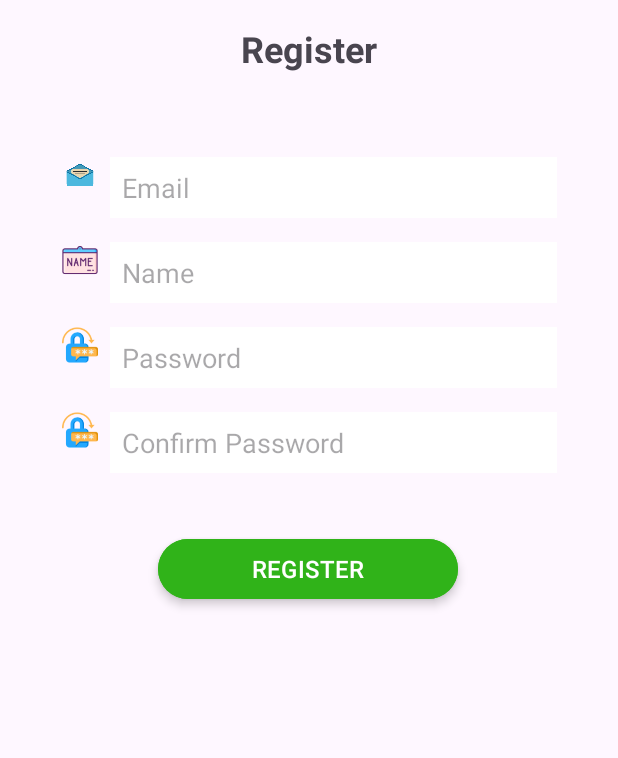
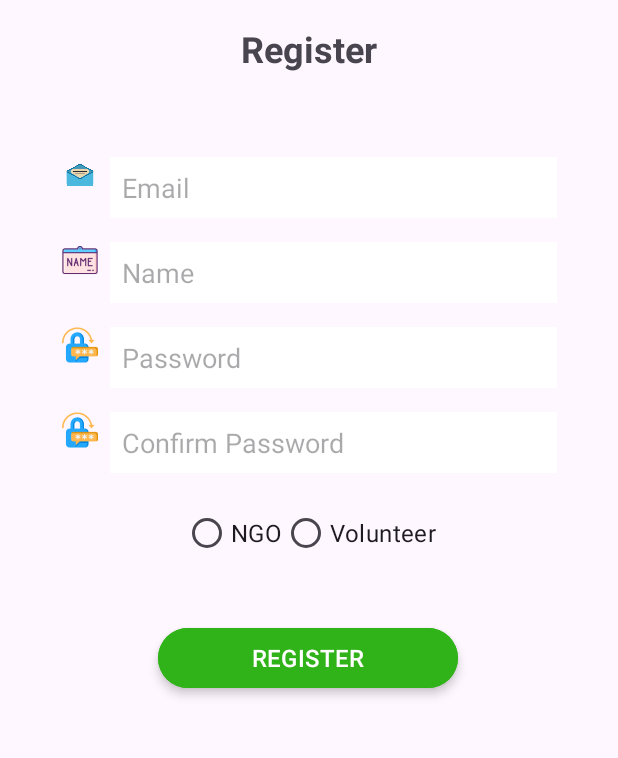
Before and after one commit to Prisha1611/forest_app, an Android app: the register screen opened directly, with no data from a screen before it, on a phone screen of 412 x 824 dp, the part 273-1031 px from its top. Run offline under Robolectric (Android 15) with nearby library versions, the phone set to English and light mode, and no system bars; our stand-ins replace Firebase (no records; nobody signed in at launch, a user with empty details on screens opened directly); Roboto replaces fonts that are not available here.

Commit message:
Added ngo and volunteer verification

```diff
--- a/app/build.gradle.kts
+++ b/app/build.gradle.kts
@@ -38,6 +38,7 @@ dependencies {
     implementation("com.google.android.material:material:1.11.0")
     implementation("androidx.constraintlayout:constraintlayout:2.1.4")
     implementation("com.google.firebase:firebase-auth:22.3.1")
+    implementation("com.google.firebase:firebase-firestore:24.10.2")
     testImplementation("junit:junit:4.13.2")
     androidTestImplementation("androidx.test.ext:junit:1.1.5")
     androidTestImplementation("androidx.test.espresso:espresso-core:3.5.1")
--- a/app/src/main/res/layout/activity_login.xml
+++ b/app/src/main/res/layout/activity_login.xml
@@ -100,14 +100,14 @@
         app:layout_constraintTop_toBottomOf="@+id/passwordLayout">
 
         <RadioButton
-            android:id="@+id/radioButtonNGO"
+            android:id="@+id/radioButtonNGOLogin"
             android:layout_width="wrap_content"
             android:layout_height="wrap_content"
             android:text="NGO"
             android:textSize="16sp" />
 
         <RadioButton
-            android:id="@+id/radioButtonVolunteer"
+            android:id="@+id/radioButtonVolunteerLogin"
             android:layout_width="wrap_content"
             android:layout_height="wrap_content"
             android:text="Volunteer"
--- a/app/src/main/res/layout/activity_register.xml
+++ b/app/src/main/res/layout/activity_register.xml
@@ -29,6 +29,37 @@
         app:layout_constraintEnd_toEndOf="parent"
         app:layout_constraintStart_toStartOf="parent"
         app:layout_constraintTop_toBottomOf="@+id/imageView" />
+
+
+    <LinearLayout
+        android:id="@+id/studentIdLayout"
+        android:layout_width="330dp"
+        android:layout_height="wrap_content"
+        android:layout_marginTop="56dp"
+        android:orientation="horizontal"
+        app:layout_constraintEnd_toEndOf="parent"
+        app:layout_constraintHorizontal_bias="0.506"
+        app:layout_constraintStart_toStartOf="parent"
+        app:layout_constraintTop_toBottomOf="@+id/textView">
+
+        <androidx.appcompat.widget.AppCompatImageView
+            android:layout_width="24dp"
+            android:layout_height="24dp"
+            android:src="@drawable/email" />
+
+        <EditText
+            android:id="@+id/emailSignup"
+            android:layout_width="350dp"
+            android:layout_height="wrap_content"
+            android:layout_marginStart="8dp"
+            android:layout_weight="1"
+            android:background="#FFFFFF"
+            android:hint="Email"
+            android:inputType="textEmailAddress"
+            android:padding="8dp" />
+
+    </LinearLayout>
+
     <LinearLayout
         android:id="@+id/nameLayout"
         android:layout_width="330dp"
@@ -116,40 +147,38 @@
 
     </LinearLayout>
 
-    <LinearLayout
-        android:id="@+id/studentIdLayout"
-        android:layout_width="330dp"
+
+    <RadioGroup
+        android:id="@+id/userTypeGroupSignup"
+        android:layout_width="wrap_content"
         android:layout_height="wrap_content"
-        android:layout_marginTop="56dp"
+        android:layout_marginTop="16dp"
         android:orientation="horizontal"
         app:layout_constraintEnd_toEndOf="parent"
-        app:layout_constraintHorizontal_bias="0.506"
         app:layout_constraintStart_toStartOf="parent"
-        app:layout_constraintTop_toBottomOf="@+id/textView">
+        app:layout_constraintTop_toBottomOf="@+id/confirmPasswordLayout">
 
-        <androidx.appcompat.widget.AppCompatImageView
-            android:layout_width="24dp"
-            android:layout_height="24dp"
-            android:src="@drawable/email" />
+        <RadioButton
+            android:id="@+id/radioButtonNGOSignup"
+            android:layout_width="wrap_content"
+            android:layout_height="wrap_content"
+            android:text="NGO"
+            android:textSize="16sp" />
 
-        <EditText
-            android:id="@+id/emailSignup"
-            android:layout_width="350dp"
+        <RadioButton
+            android:id="@+id/radioButtonVolunteerSignup"
+            android:layout_width="wrap_content"
             android:layout_height="wrap_content"
-            android:layout_marginStart="8dp"
-            android:layout_weight="1"
-            android:background="#FFFFFF"
-            android:hint="Email"
-            android:inputType="textEmailAddress"
-            android:padding="8dp" />
+            android:text="Volunteer"
+            android:textSize="16sp" />
 
-    </LinearLayout>
+    </RadioGroup>
 
     <Button
         android:id="@+id/registerButtonSignup"
         android:layout_width="200dp"
         android:layout_height="wrap_content"
-        android:layout_marginTop="40dp"
+        android:layout_marginTop="35dp"
         android:backgroundTint="#30b319"
         android:elevation="4dp"
         android:paddingStart="16dp"
@@ -163,6 +192,6 @@
         app:layout_constraintEnd_toEndOf="parent"
         app:layout_constraintHorizontal_bias="0.497"
         app:layout_constraintStart_toStartOf="parent"
-        app:layout_constraintTop_toBottomOf="@+id/confirmPasswordLayout" />
+        app:layout_constraintTop_toBottomOf="@+id/userTypeGroupSignup" />
 
 </androidx.constraintlayout.widget.ConstraintLayout>
```
Also changed, not shown: app/src/main/java/com/example/forest/login.java (+61 -22 lines), app/src/main/java/com/example/forest/register.java (+85 -5 lines).
